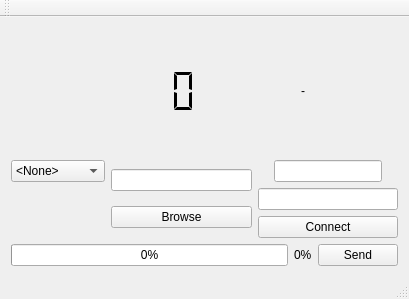
Old version of the form backupwindow.ui in the repository alu0100885613/soa-system-backup.
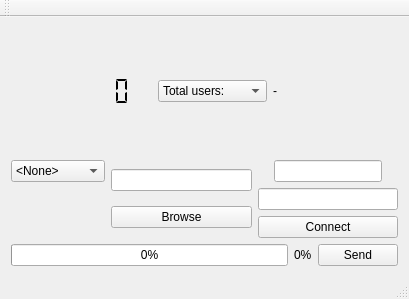
New version of the form.

Commit message: Añadiendo contador de usuarios GUI con comboBOX

Patch:
```diff
--- a/backupwindow.ui
+++ b/backupwindow.ui
@@ -36,7 +36,29 @@
         </property>
        </widget>
       </item>
-      <item alignment="Qt::AlignHCenter">
+      <item alignment="Qt::AlignRight">
+       <widget class="QComboBox" name="comboUsers">
+        <property name="frame">
+         <bool>true</bool>
+        </property>
+        <item>
+         <property name="text">
+          <string>Total users:</string>
+         </property>
+        </item>
+        <item>
+         <property name="text">
+          <string>Passive users:</string>
+         </property>
+        </item>
+        <item>
+         <property name="text">
+          <string>Active users:</string>
+         </property>
+        </item>
+       </widget>
+      </item>
+      <item>
        <widget class="QLabel" name="nusers">
         <property name="text">
          <string>-</string>
```
Left out of the diff: 14 changed lines with no effect on the pictures. The commit also changes 4 other files.
